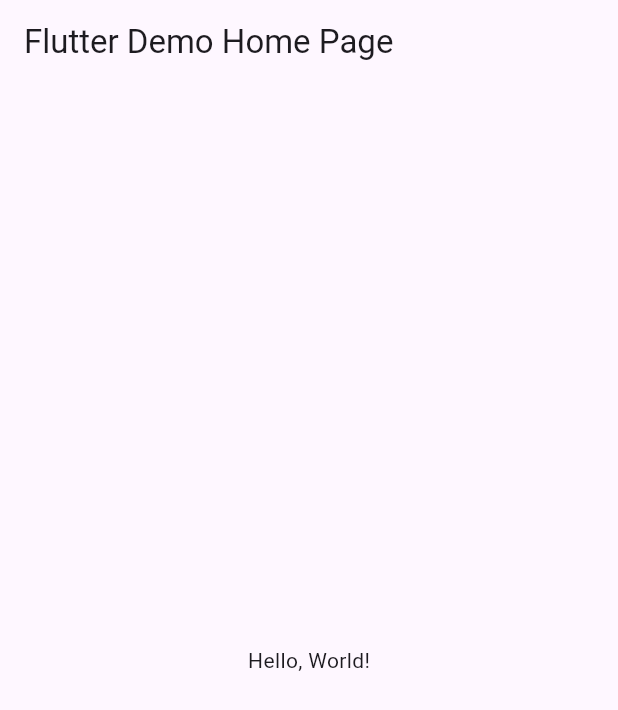
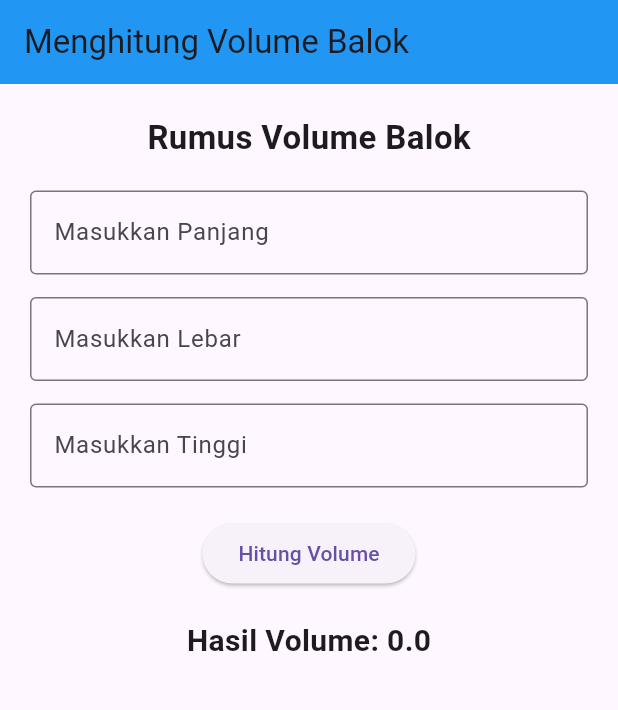
Before and after one commit to salmaraaa1224-pixel/tugas2_rumus, a Flutter app: the screen it shows after launch, on a phone screen of 412 x 824 dp. Shown: the top 710 px of the screen. Run offline on Flutter 3.47's test engine with Material 3 defaults, Android fonts, the phone set to English and light mode, and no system bars.

Commit message:
Update main.dart

```diff
--- a/lib/main.dart
+++ b/lib/main.dart
@@ -1,41 +1,102 @@
 import 'package:flutter/material.dart';
 
-void main() => runApp(MyApp());
+void main() {
+  runApp(const MyApp());
+}
 
 class MyApp extends StatelessWidget {
   const MyApp({super.key});
-  // This widget is the root of your application.
+
   @override
   Widget build(BuildContext context) {
     return MaterialApp(
-      // Application name
-      title: 'Flutter Hello World',
-      // Application theme data, you can set the colors for the application as
-      // you want
-      theme: ThemeData(
-        // useMaterial3: false,
-        primarySwatch: Colors.blue,
-      ),
-      // A widget which will be started on application startup
-      home: MyHomePage(title: 'Flutter Demo Home Page'),
+      debugShowCheckedModeBanner: false,
+      home: VolumeBalok(),
     );
   }
 }
 
-class MyHomePage extends StatelessWidget {
-  final String title;
-  const MyHomePage({super.key, required this.title});
+class VolumeBalok extends StatefulWidget {
+  @override
+  State<VolumeBalok> createState() => _VolumeBalokState();
+}
+
+class _VolumeBalokState extends State<VolumeBalok> {
+  final panjang = TextEditingController();
+  final lebar = TextEditingController();
+  final tinggi = TextEditingController();
+
+  double hasil = 0;
+
+  void hitungVolume() {
+    double p = double.tryParse(panjang.text) ?? 0;
+    double l = double.tryParse(lebar.text) ?? 0;
+    double t = double.tryParse(tinggi.text) ?? 0;
+
+    setState(() {
+      hasil = p * l * t;
+    });
+  }
 
   @override
   Widget build(BuildContext context) {
     return Scaffold(
       appBar: AppBar(
-        // The title text which will be shown on the action bar
-        title: Text(title),
+        title: Text('Menghitung Volume Balok'),
+        backgroundColor: Colors.blue,
       ),
-      body: Center(
-        child: Text(
-          'Hello, World!',
+      body: Padding(
+        padding: EdgeInsets.all(20),
+        child: Column(
+          children: [
+            Text(
+              'Rumus Volume Balok',
+              style: TextStyle(
+                fontSize: 22,
+                fontWeight: FontWeight.bold,
+              ),
+            ),
+            SizedBox(height: 20),
+            TextField(
+              controller: panjang,
+              keyboardType: TextInputType.number,
+              decoration: InputDecoration(
+                labelText: 'Masukkan Panjang',
+                border: OutlineInputBorder(),
+              ),
+            ),
+            SizedBox(height: 15),
+            TextField(
+              controller: lebar,
+              keyboardType: TextInputType.number,
+              decoration: InputDecoration(
+                labelText: 'Masukkan Lebar',
+                border: OutlineInputBorder(),
+              ),
+            ),
+            SizedBox(height: 15),
+            TextField(
+              controller: tinggi,
+              keyboardType: TextInputType.number,
+              decoration: InputDecoration(
+                labelText: 'Masukkan Tinggi',
+                border: OutlineInputBorder(),
+              ),
+            ),
+            SizedBox(height: 20),
+            ElevatedButton(
+              onPressed: hitungVolume,
+              child: Text('Hitung Volume'),
+            ),
+            SizedBox(height: 20),
+            Text(
+              'Hasil Volume: $hasil',
+              style: TextStyle(
+                fontSize: 20,
+                fontWeight: FontWeight.bold,
+              ),
+            ),
+          ],
         ),
       ),
     );
```
